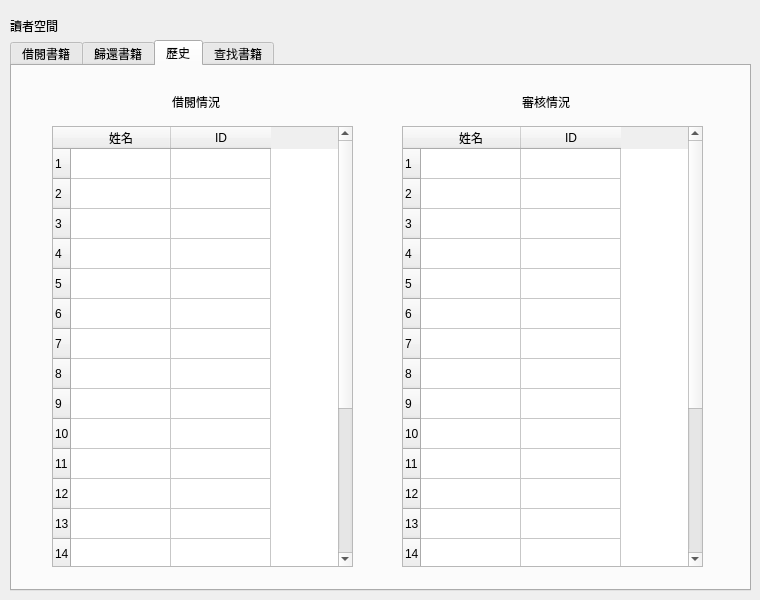
Qt form Library/menureader.ui (Konano/OOP-Library-Management-System) before a commit.
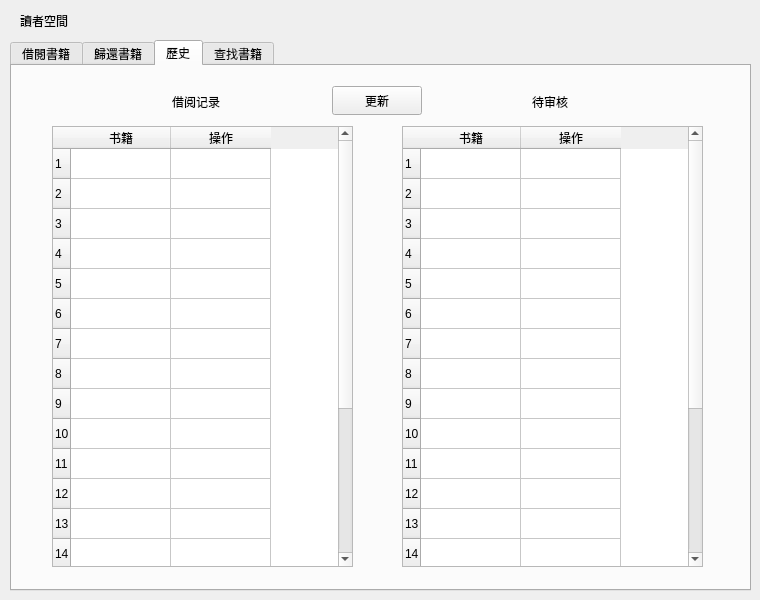
The same form after that commit. The open tabs and pages were chosen to show the change.

What changed in the file:
```diff
--- a/Library/menureader.ui
+++ b/Library/menureader.ui
@@ -179,20 +179,20 @@
       </rect>
      </property>
      <property name="text">
-      <string>借閱情況</string>
+      <string>借阅记录</string>
      </property>
     </widget>
     <widget class="QLabel" name="label_33">
      <property name="geometry">
       <rect>
-       <x>510</x>
+       <x>520</x>
        <y>20</y>
-       <width>61</width>
+       <width>51</width>
        <height>31</height>
       </rect>
      </property>
      <property name="text">
-      <string>審核情況</string>
+      <string>待审核</string>
      </property>
     </widget>
     <widget class="QTableWidget" name="tableWidget_2">
@@ -306,12 +306,12 @@
      </row>
      <column>
       <property name="text">
-       <string>姓名</string>
+       <string>书籍</string>
       </property>
      </column>
      <column>
       <property name="text">
-       <string>ID</string>
+       <string>操作</string>
       </property>
      </column>
     </widget>
@@ -426,15 +426,28 @@
      </row>
      <column>
       <property name="text">
-       <string>姓名</string>
+       <string>书籍</string>
       </property>
      </column>
      <column>
       <property name="text">
-       <string>ID</string>
+       <string>操作</string>
       </property>
      </column>
     </widget>
+    <widget class="QPushButton" name="pushButton_42">
+     <property name="geometry">
+      <rect>
+       <x>320</x>
+       <y>20</y>
+       <width>90</width>
+       <height>29</height>
+      </rect>
+     </property>
+     <property name="text">
+      <string>更新</string>
+     </property>
+    </widget>
    </widget>
    <widget class="QWidget" name="tab_11">
     <attribute name="title">
@@ -699,10 +712,10 @@
   <widget class="QLabel" name="label">
    <property name="geometry">
     <rect>
-     <x>10</x>
+     <x>20</x>
      <y>10</y>
-     <width>574</width>
-     <height>31</height>
+     <width>588</width>
+     <height>21</height>
     </rect>
    </property>
    <property name="text">
```
Left out of the diff: 13 changed lines with no effect on the pictures.
